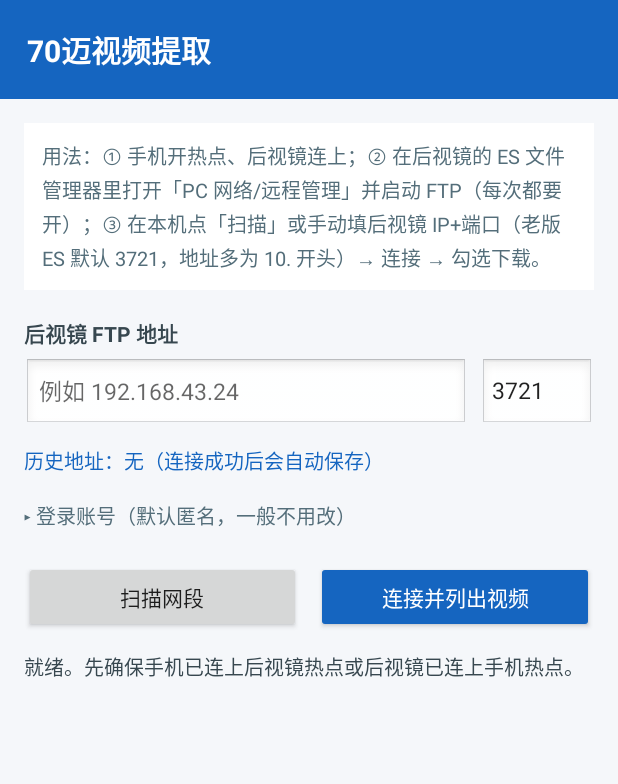
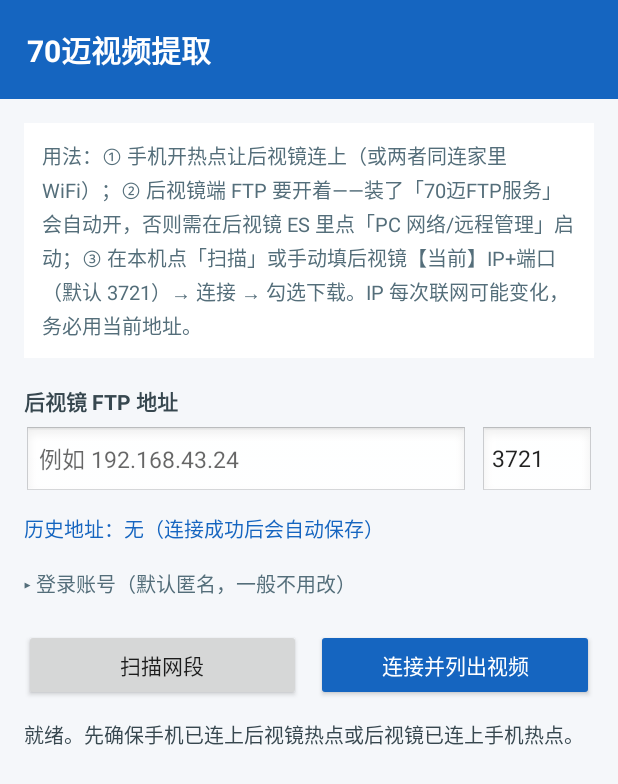
Before and after one commit to slayercjc/70mai, an Android app: the screen it shows after launch (MainActivity), on a phone screen of 412 x 824 dp. Shown: the top 784 px of the screen. Run offline under Robolectric (Android 15) with nearby library versions, the phone set to English and light mode, and no system bars; libraries missing offline, so code that uses them is left out: org.apache.commons.

Commit message:
Docs: clarify network topology and fix misleading IP hint

```diff
--- a/app/src/main/res/layout/activity_main.xml
+++ b/app/src/main/res/layout/activity_main.xml
@@ -32,7 +32,7 @@
             <TextView
                 android:layout_width="match_parent"
                 android:layout_height="wrap_content"
-                android:text="用法：① 手机开热点、后视镜连上；② 在后视镜的 ES 文件管理器里打开「PC 网络/远程管理」并启动 FTP（每次都要开）；③ 在本机点「扫描」或手动填后视镜 IP+端口（老版 ES 默认 3721，地址多为 10. 开头）→ 连接 → 勾选下载。"
+                android:text="用法：① 手机开热点让后视镜连上（或两者同连家里 WiFi）；② 后视镜端 FTP 要开着——装了「70迈FTP服务」会自动开，否则需在后视镜 ES 里点「PC 网络/远程管理」启动；③ 在本机点「扫描」或手动填后视镜【当前】IP+端口（默认 3721）→ 连接 → 勾选下载。IP 每次联网可能变化，务必用当前地址。"
                 android:textColor="#546E7A"
                 android:textSize="13sp"
                 android:lineSpacingExtra="3dp"
```
Also changed, not shown: 1 other file.
